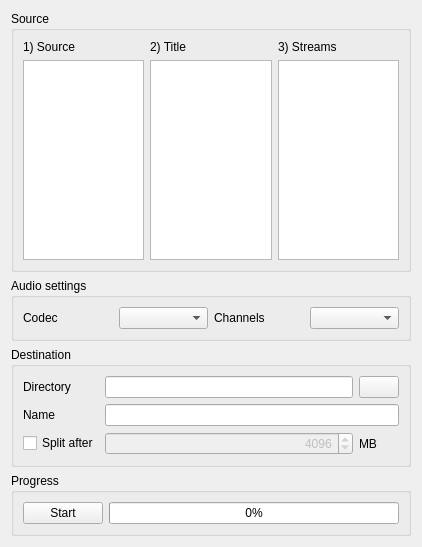
First picture: the form in mainwindow.ui, repository xqms/dvdcp, before the edit.
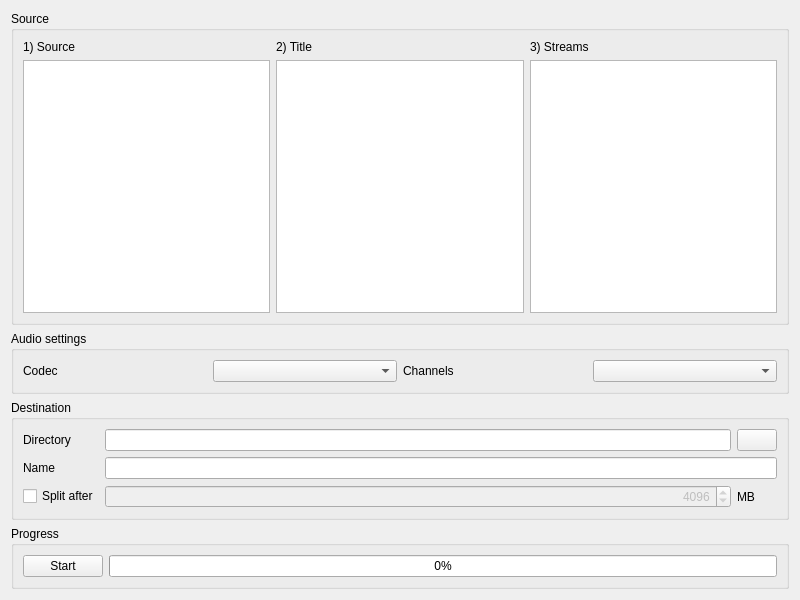
Second picture: the form after the edit. Icons and pictures are not drawn.

Commit message: mainwindow: better UI minimum sizes

```diff
--- a/mainwindow.ui
+++ b/mainwindow.ui
@@ -6,10 +6,16 @@
    <rect>
     <x>0</x>
     <y>0</y>
-    <width>418</width>
-    <height>516</height>
+    <width>800</width>
+    <height>600</height>
    </rect>
   </property>
+  <property name="minimumSize">
+   <size>
+    <width>800</width>
+    <height>0</height>
+   </size>
+  </property>
   <property name="windowTitle">
    <string>DVDCopy</string>
   </property>
@@ -41,10 +47,24 @@
        </widget>
       </item>
       <item row="1" column="0">
-       <widget class="QListView" name="sourceView"/>
+       <widget class="QListView" name="sourceView">
+        <property name="minimumSize">
+         <size>
+          <width>200</width>
+          <height>0</height>
+         </size>
+        </property>
+       </widget>
       </item>
       <item row="1" column="1">
-       <widget class="QTreeView" name="titleView"/>
+       <widget class="QTreeView" name="titleView">
+        <property name="minimumSize">
+         <size>
+          <width>200</width>
+          <height>0</height>
+         </size>
+        </property>
+       </widget>
       </item>
       <item row="1" column="2">
        <widget class="QTableView" name="streamView">
```
The commit also changes 1 other file.
